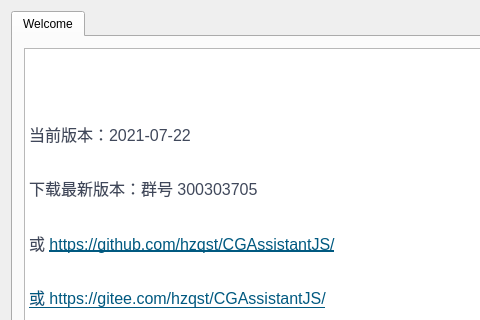
Above: CGAssistant/mainwindow.ui from hzqst/CGAssistant before the change; both pictures show x 0 to 480 and y 0 to 320 of the 750 by 500 pixel window. Below: the same form after it.
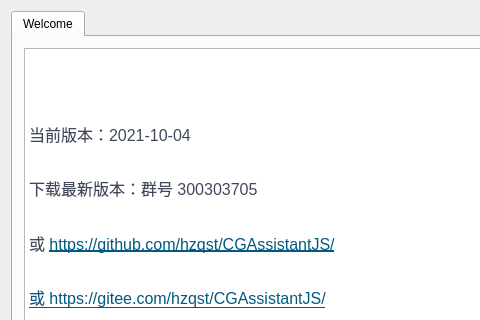
That is the form after the change. Icons and pictures are not drawn.

What changed in the file:
```diff
--- a/CGAssistant/mainwindow.ui
+++ b/CGAssistant/mainwindow.ui
@@ -73,7 +73,7 @@
 &lt;/style&gt;&lt;/head&gt;&lt;body style=&quot; font-family:'SimSun'; font-size:9pt; font-weight:400; font-style:normal;&quot;&gt;
 &lt;p style=&quot; margin-top:0px; margin-bottom:0px; margin-left:0px; margin-right:0px; -qt-block-indent:0; text-indent:0px;&quot;&gt;&lt;img src=&quot;:/logo.png&quot; /&gt;&lt;/p&gt;
 &lt;p style=&quot;-qt-paragraph-type:empty; margin-top:0px; margin-bottom:16px; margin-left:0px; margin-right:0px; -qt-block-indent:0; text-indent:0px; line-height:160%; font-family:'-apple-system,BlinkMacSystemFont,Segoe UI,Helvetica,Arial,Apple Color Emoji,Segoe UI Emoji,Segoe UI Symbol,Liberation Sans,PingFang SC,Microsoft YaHei,Hiragino Sans GB,Wenquanyi Micro Hei,WenQuanYi Zen Hei,ST Heiti,SimHei,SimSun,WenQuanYi Zen Hei Sharp,sans-serif'; font-size:16px; color:#40485b; background-color:#ffffff;&quot;&gt;&lt;br /&gt;&lt;/p&gt;
-&lt;p style=&quot; margin-top:0px; margin-bottom:16px; margin-left:0px; margin-right:0px; -qt-block-indent:0; text-indent:0px; line-height:160%; background-color:#ffffff;&quot;&gt;&lt;span style=&quot; font-family:'-apple-system,BlinkMacSystemFont,Segoe UI,Helvetica,Arial,Apple Color Emoji,Segoe UI Emoji,Segoe UI Symbol,Liberation Sans,PingFang SC,Microsoft YaHei,Hiragino Sans GB,Wenquanyi Micro Hei,WenQuanYi Zen Hei,ST Heiti,SimHei,SimSun,WenQuanYi Zen Hei Sharp,sans-serif'; font-size:16px; color:#40485b; background-color:#ffffff;&quot;&gt;当前版本：2021-07-22&lt;/span&gt;&lt;/p&gt;
+&lt;p style=&quot; margin-top:0px; margin-bottom:16px; margin-left:0px; margin-right:0px; -qt-block-indent:0; text-indent:0px; line-height:160%; background-color:#ffffff;&quot;&gt;&lt;span style=&quot; font-family:'-apple-system,BlinkMacSystemFont,Segoe UI,Helvetica,Arial,Apple Color Emoji,Segoe UI Emoji,Segoe UI Symbol,Liberation Sans,PingFang SC,Microsoft YaHei,Hiragino Sans GB,Wenquanyi Micro Hei,WenQuanYi Zen Hei,ST Heiti,SimHei,SimSun,WenQuanYi Zen Hei Sharp,sans-serif'; font-size:16px; color:#40485b; background-color:#ffffff;&quot;&gt;当前版本：2021-10-04&lt;/span&gt;&lt;/p&gt;
 &lt;p style=&quot; margin-top:0px; margin-bottom:16px; margin-left:0px; margin-right:0px; -qt-block-indent:0; text-indent:0px; line-height:160%; background-color:#ffffff;&quot;&gt;&lt;span style=&quot; font-family:'-apple-system,BlinkMacSystemFont,Segoe UI,Helvetica,Arial,Apple Color Emoji,Segoe UI Emoji,Segoe UI Symbol,Liberation Sans,PingFang SC,Microsoft YaHei,Hiragino Sans GB,Wenquanyi Micro Hei,WenQuanYi Zen Hei,ST Heiti,SimHei,SimSun,WenQuanYi Zen Hei Sharp,sans-serif'; font-size:16px; color:#40485b; background-color:#ffffff;&quot;&gt;下载最新版本：群号 300303705&lt;/span&gt;&lt;/p&gt;
 &lt;p style=&quot; margin-top:0px; margin-bottom:16px; margin-left:0px; margin-right:0px; -qt-block-indent:0; text-indent:0px; line-height:160%; background-color:#ffffff;&quot;&gt;&lt;span style=&quot; font-family:'-apple-system,BlinkMacSystemFont,Segoe UI,Helvetica,Arial,Apple Color Emoji,Segoe UI Emoji,Segoe UI Symbol,Liberation Sans,PingFang SC,Microsoft YaHei,Hiragino Sans GB,Wenquanyi Micro Hei,WenQuanYi Zen Hei,ST Heiti,SimHei,SimSun,WenQuanYi Zen Hei Sharp,sans-serif'; font-size:16px; color:#40485b; background-color:#ffffff;&quot;&gt;或 &lt;/span&gt;&lt;a href=&quot;https://github.com/hzqst/CGAssistantJS/issues&quot;&gt;&lt;span style=&quot; font-family:'-apple-system,BlinkMacSystemFont,Segoe UI,Helvetica,Arial,Apple Color Emoji,Segoe UI Emoji,Segoe UI Symbol,Liberation Sans,PingFang SC,Microsoft YaHei,Hiragino Sans GB,Wenquanyi Micro Hei,WenQuanYi Zen Hei,ST Heiti,SimHei,SimSun,WenQuanYi Zen Hei Sharp,sans-serif'; font-size:16px; text-decoration: underline; color:#005980; background-color:transparent;&quot;&gt;https://github.com/hzqst/CGAssistantJS/&lt;/span&gt;&lt;/a&gt;&lt;/p&gt;
 &lt;p style=&quot; margin-top:0px; margin-bottom:16px; margin-left:0px; margin-right:0px; -qt-block-indent:0; text-indent:0px; line-height:160%; background-color:#ffffff;&quot;&gt;&lt;a href=&quot;https://github.com/hzqst/CGAssistantJS/issues&quot;&gt;&lt;span style=&quot; font-family:'-apple-system,BlinkMacSystemFont,Segoe UI,Helvetica,Arial,Apple Color Emoji,Segoe UI Emoji,Segoe UI Symbol,Liberation Sans,PingFang SC,Microsoft YaHei,Hiragino Sans GB,Wenquanyi Micro Hei,WenQuanYi Zen Hei,ST Heiti,SimHei,SimSun,WenQuanYi Zen Hei Sharp,sans-serif'; font-size:16px; text-decoration: underline; color:#005980; background-color:transparent;&quot;&gt;或 &lt;/span&gt;&lt;/a&gt;&lt;a href=&quot;https://gitee.com/hzqst/CGAssistantJS/issues&quot;&gt;&lt;span style=&quot; font-family:'-apple-system,BlinkMacSystemFont,Segoe UI,Helvetica,Arial,Apple Color Emoji,Segoe UI Emoji,Segoe UI Symbol,Liberation Sans,PingFang SC,Microsoft YaHei,Hiragino Sans GB,Wenquanyi Micro Hei,WenQuanYi Zen Hei,ST Heiti,SimHei,SimSun,WenQuanYi Zen Hei Sharp,sans-serif'; font-size:16px; text-decoration: underline; color:#005980; background-color:transparent;&quot;&gt;https://gitee.com/hzqst/CGAssistantJS/&lt;/span&gt;&lt;/a&gt;&lt;/p&gt;&lt;/body&gt;&lt;/html&gt;</string>
```
